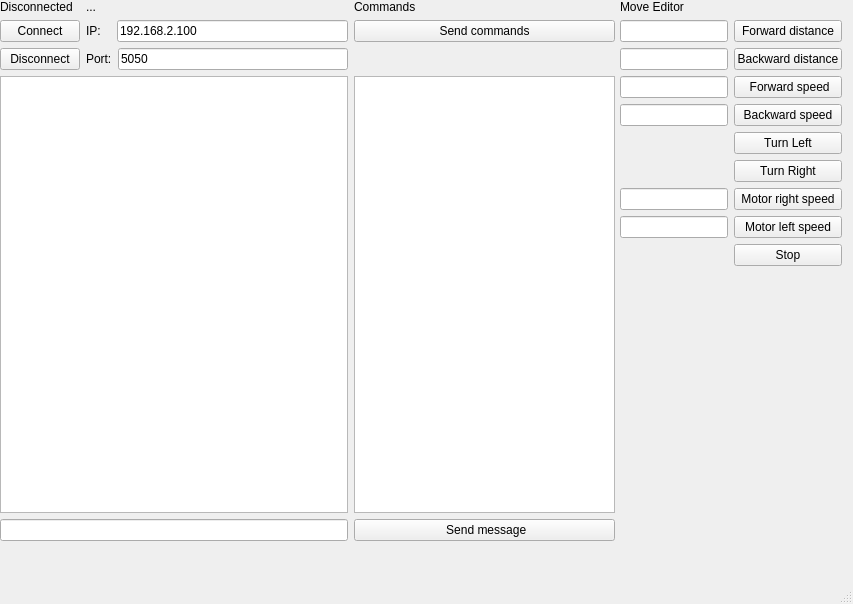
Qt form WheelRobotComm/WheelRobotComm/mainwindow.ui (Kierin123/WheelRobot_project) before a commit.
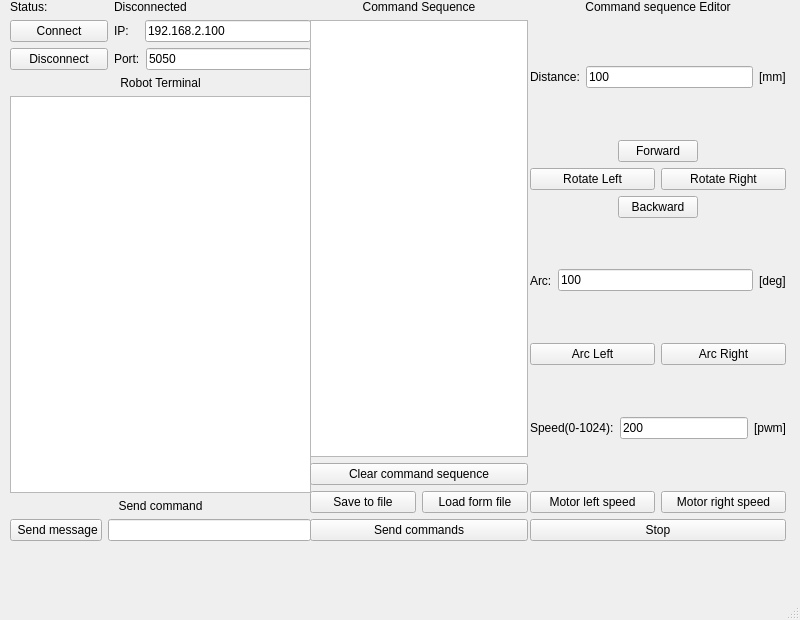
The same form after that commit.

Commit message:
Add functionality: - save to file - load from file
Rearrange the view of the user interface.

To do:
- refactro the code to get clean code.
- decide which command should be able to use by user(motor left, motor right
	forward speed, backward speed).

Patch:
```diff
--- a/WheelRobotComm/WheelRobotComm/mainwindow.ui
+++ b/WheelRobotComm/WheelRobotComm/mainwindow.ui
@@ -6,193 +6,50 @@
    <rect>
     <x>0</x>
     <y>0</y>
-    <width>853</width>
-    <height>604</height>
+    <width>800</width>
+    <height>620</height>
    </rect>
   </property>
+  <property name="sizePolicy">
+   <sizepolicy hsizetype="Maximum" vsizetype="Maximum">
+    <horstretch>0</horstretch>
+    <verstretch>0</verstretch>
+   </sizepolicy>
+  </property>
+  <property name="maximumSize">
+   <size>
+    <width>800</width>
+    <height>620</height>
+   </size>
+  </property>
   <property name="windowTitle">
    <string>MainWindow</string>
   </property>
   <widget class="QWidget" name="centralwidget">
-   <widget class="QWidget" name="formLayoutWidget">
-    <property name="geometry">
-     <rect>
-      <x>620</x>
-      <y>0</y>
-      <width>222</width>
-      <height>331</height>
-     </rect>
-    </property>
-    <layout class="QFormLayout" name="formLayout">
-     <property name="horizontalSpacing">
-      <number>6</number>
-     </property>
-     <item row="0" column="0">
-      <widget class="QLabel" name="labelPort_2">
-       <property name="text">
-        <string>Move Editor</string>
-       </property>
-      </widget>
-     </item>
-     <item row="1" column="0">
-      <widget class="QLineEdit" name="lineEditForwardDisctance">
-       <property name="maxLength">
-        <number>3</number>
-       </property>
-      </widget>
-     </item>
-     <item row="1" column="1">
-      <widget class="QPushButton" name="pushButtonForwardDistance">
-       <property name="text">
-        <string>Forward distance</string>
-       </property>
-      </widget>
-     </item>
-     <item row="2" column="0">
-      <widget class="QLineEdit" name="lineEditBackwardDistance">
-       <property name="maxLength">
-        <number>3</number>
-       </property>
-      </widget>
-     </item>
-     <item row="2" column="1">
-      <widget class="QPushButton" name="pushButtonBackwardDistance">
-       <property name="text">
-        <string>Backward distance</string>
-       </property>
-      </widget>
-     </item>
-     <item row="3" column="0">
-      <widget class="QLineEdit" name="lineEditForwardSpeed">
-       <property name="maxLength">
-        <number>3</number>
-       </property>
-      </widget>
-     </item>
-     <item row="3" column="1">
-      <widget class="QPushButton" name="pushButtonForwardSpeed">
-       <property name="text">
-        <string> Forward speed</string>
-       </property>
-      </widget>
-     </item>
-     <item row="4" column="0">
-      <widget class="QLineEdit" name="lineEditBackwardSpeed">
-       <property name="maxLength">
-        <number>3</number>
-       </property>
-      </widget>
-     </item>
-     <item row="4" column="1">
-      <widget class="QPushButton" name="pushButtonBackwardSpeed">
-       <property name="text">
-        <string>Backward speed</string>
-       </property>
-      </widget>
-     </item>
-     <item row="5" column="1">
-      <widget class="QPushButton" name="pushButtonTurnLeft">
-       <property name="text">
-        <string>Turn Left</string>
-       </property>
-      </widget>
-     </item>
-     <item row="6" column="1">
-      <widget class="QPushButton" name="pushButtonTurnRight">
-       <property name="text">
-        <string>Turn Right</string>
-       </property>
-      </widget>
-     </item>
-     <item row="7" column="0">
-      <widget class="QLineEdit" name="lineEditMotorRight">
-       <property name="maxLength">
-        <number>3</number>
-       </property>
-      </widget>
-     </item>
-     <item row="7" column="1">
-      <widget class="QPushButton" name="pushButtonMotorRight">
-       <property name="text">
-        <string>Motor right speed</string>
-       </property>
-      </widget>
-     </item>
-     <item row="8" column="0">
-      <widget class="QLineEdit" name="lineEditMotorLeft">
-       <property name="maxLength">
-        <number>3</number>
-       </property>
-       <property name="frame">
-        <bool>true</bool>
-       </property>
-      </widget>
-     </item>
-     <item row="8" column="1">
-      <widget class="QPushButton" name="pushButtonMotorLeft">
-       <property name="text">
-        <string>Motor left speed</string>
-       </property>
-      </widget>
-     </item>
-     <item row="9" column="1">
-      <widget class="QPushButton" name="pushButtonStop">
-       <property name="text">
-        <string>Stop</string>
-       </property>
-      </widget>
-     </item>
-    </layout>
-   </widget>
    <widget class="QWidget" name="gridLayoutWidget">
     <property name="geometry">
      <rect>
-      <x>0</x>
+      <x>10</x>
       <y>0</y>
-      <width>615</width>
+      <width>301</width>
       <height>541</height>
      </rect>
     </property>
     <layout class="QGridLayout" name="gridLayout">
-     <item row="2" column="0" colspan="2">
-      <widget class="QPushButton" name="pushButtonDisconnect">
-       <property name="text">
-        <string>Disconnect</string>
+     <item row="7" column="0">
+      <widget class="QPushButton" name="pushButtonSend">
+       <property name="enabled">
+        <bool>true</bool>
        </property>
-      </widget>
-     </item>
-     <item row="0" column="2">
-      <layout class="QHBoxLayout" name="horizontalLayout_3">
-       <item>
-        <widget class="QLabel" name="labelSearch">
-         <property name="text">
-          <string>...</string>
-         </property>
-        </widget>
-       </item>
-      </layout>
-     </item>
-     <item row="3" column="3">
-      <widget class="QListWidget" name="listWidget"/>
-     </item>
-     <item row="3" column="0" colspan="3">
-      <widget class="QTextEdit" name="textEditComm"/>
-     </item>
-     <item row="0" column="0" colspan="2">
-      <widget class="QLabel" name="labelStatus">
        <property name="text">
-        <string>Disconnected</string>
+        <string> Send message</string>
        </property>
       </widget>
      </item>
-     <item row="0" column="3">
-      <widget class="QLabel" name="labelPort_3">
-       <property name="text">
-        <string>Commands</string>
-       </property>
-      </widget>
+     <item row="7" column="1" colspan="2">
+      <widget class="QLineEdit" name="lineEditSend"/>
      </item>
-     <item row="2" column="2">
+     <item row="3" column="2">
       <layout class="QHBoxLayout" name="horizontalLayout_2">
        <item>
         <widget class="QLabel" name="labelPort">
@@ -213,43 +70,7 @@
        </item>
       </layout>
      </item>
-     <item row="1" column="0" colspan="2">
-      <widget class="QPushButton" name="pushButtonConnect">
-       <property name="maximumSize">
-        <size>
-         <width>91</width>
-         <height>16777215</height>
-        </size>
-       </property>
-       <property name="text">
-        <string>Connect</string>
-       </property>
-      </widget>
-     </item>
-     <item row="1" column="3">
-      <widget class="QPushButton" name="pushButtonSend_2">
-       <property name="enabled">
-        <bool>true</bool>
-       </property>
-       <property name="text">
-        <string>Send commands</string>
-       </property>
-      </widget>
-     </item>
-     <item row="4" column="3">
-      <widget class="QPushButton" name="pushButtonSend">
-       <property name="enabled">
-        <bool>true</bool>
-       </property>
-       <property name="text">
-        <string> Send message</string>
-       </property>
-      </widget>
-     </item>
-     <item row="4" column="0" colspan="3">
-      <widget class="QLineEdit" name="lineEditSend"/>
-     </item>
-     <item row="1" column="2">
+     <item row="1" column="2" rowspan="2">
       <layout class="QHBoxLayout" name="horizontalLayout">
        <item>
         <widget class="QLabel" name="labelIP">
@@ -286,6 +107,405 @@
        </item>
       </layout>
      </item>
+     <item row="5" column="0" colspan="3">
+      <widget class="QTextEdit" name="textEditComm"/>
+     </item>
+     <item row="3" column="0" colspan="2">
+      <widget class="QPushButton" name="pushButtonDisconnect">
+       <property name="text">
+        <string>Disconnect</string>
+       </property>
+      </widget>
+     </item>
+     <item row="4" column="0" colspan="3">
+      <widget class="QLabel" name="label_2">
+       <property name="text">
+        <string>Robot Terminal</string>
+       </property>
+       <property name="alignment">
+        <set>Qt::AlignCenter</set>
+       </property>
+      </widget>
+     </item>
+     <item row="1" column="0" rowspan="2" colspan="2">
+      <widget class="QPushButton" name="pushButtonConnect">
+       <property name="maximumSize">
+        <size>
+         <width>600</width>
+         <height>16777215</height>
+        </size>
+       </property>
+       <property name="text">
+        <string>Connect</string>
+       </property>
+      </widget>
+     </item>
+     <item row="0" column="2">
+      <widget class="QLabel" name="labelStatus">
+       <property name="text">
+        <string>Disconnected</string>
+       </property>
+      </widget>
+     </item>
+     <item row="0" column="0" colspan="2">
+      <widget class="QLabel" name="label">
+       <property name="text">
+        <string>Status:</string>
+       </property>
+      </widget>
+     </item>
+     <item row="6" column="0" colspan="3">
+      <widget class="QLabel" name="label_3">
+       <property name="text">
+        <string>Send command</string>
+       </property>
+       <property name="alignment">
+        <set>Qt::AlignCenter</set>
+       </property>
+      </widget>
+     </item>
+    </layout>
+   </widget>
+   <widget class="QWidget" name="verticalLayoutWidget">
+    <property name="geometry">
+     <rect>
+      <x>530</x>
+      <y>0</y>
+      <width>256</width>
+      <height>541</height>
+     </rect>
+    </property>
+    <layout class="QVBoxLayout" name="verticalLayout">
+     <item>
+      <layout class="QHBoxLayout" name="horizontalLayout_5">
+       <item>
+        <widget class="QLabel" name="labelPort_2">
+         <property name="sizePolicy">
+          <sizepolicy hsizetype="Fixed" vsizetype="Fixed">
+           <horstretch>0</horstretch>
+           <verstretch>100</verstretch>
+          </sizepolicy>
+         </property>
+         <property name="text">
+          <string>Command sequence Editor</string>
+         </property>
+         <property name="alignment">
+          <set>Qt::AlignCenter</set>
+         </property>
+        </widget>
+       </item>
+      </layout>
+     </item>
+     <item>
+      <layout class="QHBoxLayout" name="horizontalLayout_6">
+       <item>
+        <widget class="QLabel" name="label_5">
+         <property name="text">
+          <string>Distance:</string>
+         </property>
+        </widget>
+       </item>
+       <item>
+        <widget class="QLineEdit" name="lineEditDistance">
+         <property name="text">
+          <string>100</string>
+         </property>
+         <property name="maxLength">
+          <number>3</number>
+         </property>
+        </widget>
+       </item>
+       <item>
+        <widget class="QLabel" name="label_4">
+         <property name="text">
+          <string>[mm]</string>
+         </property>
+        </widget>
+       </item>
+      </layout>
+     </item>
+     <item>
+      <layout class="QHBoxLayout" name="horizontalLayout_9">
+       <item>
+        <spacer name="horizontalSpacer">
+         <property name="orientation">
+          <enum>Qt::Horizontal</enum>
+         </property>
+         <property name="sizeHint" stdset="0">
+          <size>
+           <width>40</width>
+           <height>20</height>
+          </size>
+         </property>
+        </spacer>
+       </item>
+       <item>
+        <widget class="QPushButton" name="pushButtonForwardDistance">
+         <property name="text">
+          <string>Forward</string>
+         </property>
+        </widget>
+       </item>
+       <item>
+        <spacer name="horizontalSpacer_2">
+         <property name="orientation">
+          <enum>Qt::Horizontal</enum>
+         </property>
+         <property name="sizeHint" stdset="0">
+          <size>
+           <width>40</width>
+           <height>20</height>
+          </size>
+         </property>
+        </spacer>
+       </item>
+      </layout>
+     </item>
+     <item>
+      <layout class="QHBoxLayout" name="horizontalLayout_8">
+       <item>
+        <widget class="QPushButton" name="pushButtonTurnLeft">
+         <property name="text">
+          <string>Rotate Left</string>
+         </property>
+        </widget>
+       </item>
+       <item>
+        <widget class="QPushButton" name="pushButtonTurnRight">
+         <property name="text">
+          <string>Rotate Right</string>
+         </property>
+        </widget>
+       </item>
+      </layout>
+     </item>
+     <item>
+      <layout class="QHBoxLayout" name="horizontalLayout_10">
+       <item>
+        <spacer name="horizontalSpacer_5">
+         <property name="orientation">
+          <enum>Qt::Horizontal</enum>
+         </property>
+         <property name="sizeHint" stdset="0">
+          <size>
+           <width>40</width>
+           <height>20</height>
+          </size>
+         </property>
+        </spacer>
+       </item>
+       <item>
+        <widget class="QPushButton" name="pushButtonBackwardDistance">
+         <property name="text">
+          <string>Backward</string>
+         </property>
+        </widget>
+       </item>
+       <item>
+        <spacer name="horizontalSpacer_3">
+         <property name="orientation">
+          <enum>Qt::Horizontal</enum>
+         </property>
+         <property name="sizeHint" stdset="0">
+          <size>
+           <width>40</width>
+           <height>20</height>
+          </size>
+         </property>
+        </spacer>
+       </item>
+      </layout>
+     </item>
+     <item>
+      <layout class="QHBoxLayout" name="horizontalLayout_7">
+       <item>
+        <widget class="QLabel" name="label_6">
+         <property name="text">
+          <string>Arc:</string>
+         </property>
+        </widget>
+       </item>
+       <item>
+        <widget class="QLineEdit" name="lineEditArc">
+         <property name="enabled">
+          <bool>true</bool>
+         </property>
+         <property name="text">
+          <string>100</string>
+         </property>
+         <property name="maxLength">
+          <number>3</number>
+         </property>
+        </widget>
+       </item>
+       <item>
+        <widget class="QLabel" name="label_7">
+         <property name="text">
+          <string>[deg]</string>
+         </property>
+        </widget>
+       </item>
+      </layout>
+     </item>
+     <item>
+      <layout class="QHBoxLayout" name="horizontalLayout_11">
+       <item>
+        <widget class="QPushButton" name="pushButtonArcLeft">
+         <property name="text">
+          <string>Arc Left</string>
+         </property>
+        </widget>
+       </item>
+       <item>
+        <widget class="QPushButton" name="pushButtonArcRight">
+         <property name="text">
+          <string>Arc Right</string>
+         </property>
+        </widget>
+       </item>
+      </layout>
+     </item>
+     <item>
+      <layout class="QHBoxLayout" name="horizontalLayout_13">
+       <item>
+        <widget class="QLabel" name="label_9">
+         <property name="text">
+          <string>Speed(0-1024):</string>
+         </property>
+        </widget>
+       </item>
+       <item>
+        <widget class="QLineEdit" name="lineEditSpeed">
+         <property name="text">
+          <string>200</string>
+         </property>
+         <property name="maxLength">
+          <number>3</number>
+         </property>
+        </widget>
+       </item>
+       <item>
+        <widget class="QLabel" name="label_10">
+         <property name="text">
+          <string>[pwm]</string>
+         </property>
+        </widget>
+       </item>
+      </layout>
+     </item>
+     <item>
+      <layout class="QHBoxLayout" name="horizontalLayout_14">
+       <item>
+        <widget class="QPushButton" name="pushButtonMotorLeft">
+         <property name="text">
+          <string>Motor left speed</string>
+         </property>
+        </widget>
+       </item>
+       <item>
+        <widget class="QPushButton" name="pushButtonMotorRight">
+         <property name="text">
+          <string>Motor right speed</string>
+         </property>
+        </widget>
+       </item>
+      </layout>
+     </item>
+     <item>
+      <layout class="QHBoxLayout" name="horizontalLayout_12">
+       <item>
+        <widget class="QPushButton" name="pushButtonStop">
+         <property name="text">
+          <string>Stop</string>
+         </property>
+        </widget>
+       </item>
+      </layout>
+     </item>
+    </layout>
+   </widget>
+   <widget class="QWidget" name="verticalLayoutWidget_2">
+    <property name="geometry">
+     <rect>
+      <x>310</x>
+      <y>0</y>
+      <width>218</width>
+      <height>541</height>
+     </rect>
+    </property>
+    <layout class="QVBoxLayout" name="verticalLayout_2">
+     <item>
+      <layout class="QHBoxLayout" name="horizontalLayout_16">
+       <item>
+        <widget class="QLabel" name="label_8">
+         <property name="text">
+          <string>Command Sequence</string>
+         </property>
+         <property name="alignment">
+          <set>Qt::AlignCenter</set>
+         </property>
+        </widget>
+       </item>
+      </layout>
+     </item>
+     <item>
+      <layout class="QHBoxLayout" name="horizontalLayout_19">
+       <item>
+        <widget class="QListWidget" name="listWidget"/>
+       </item>
+      </layout>
+     </item>
+     <item>
+      <widget class="QPushButton" name="pushButtonClearCommand">
+       <property name="text">
+        <string>Clear command sequence</string>
+       </property>
+      </widget>
+     </item>
+     <item>
+      <layout class="QHBoxLayout" name="horizontalLayout_20">
+       <item>
+        <widget class="QPushButton" name="pushButtonSaveFile">
+         <property name="text">
+          <string>Save to file</string>
+         </property>
+        </widget>
+       </item>
+       <item>
+        <widget class="QPushButton" name="pushButtonLoadFile">
+         <property name="text">
+          <string>Load form file</string>
+         </property>
+        </widget>
+       </item>
+      </layout>
+     </item>
+     <item>
+      <layout class="QHBoxLayout" name="horizontalLayout_18">
+       <item>
+        <widget class="QPushButton" name="pushButtonSend_2">
+         <property name="enabled">
+          <bool>true</bool>
+         </property>
+         <property name="sizePolicy">
+          <sizepolicy hsizetype="Preferred" vsizetype="Maximum">
+           <horstretch>0</horstretch>
+           <verstretch>0</verstretch>
+          </sizepolicy>
+         </property>
+         <property name="text">
+          <string>Send commands</string>
+         </property>
+         <property name="iconSize">
+          <size>
+           <width>16</width>
+           <height>16</height>
+          </size>
+         </property>
+        </widget>
+       </item>
+      </layout>
+     </item>
     </layout>
    </widget>
   </widget>
```
Left out of the diff: 9 changed lines with no effect on the pictures. The commit also changes 35 other files.
